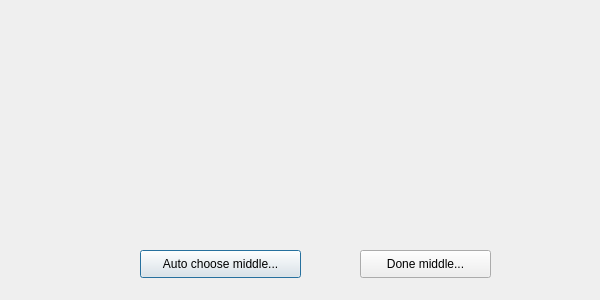
First picture: the form in nestDialog.ui, repository nathanesau-competitive/RookGame, before the edit.
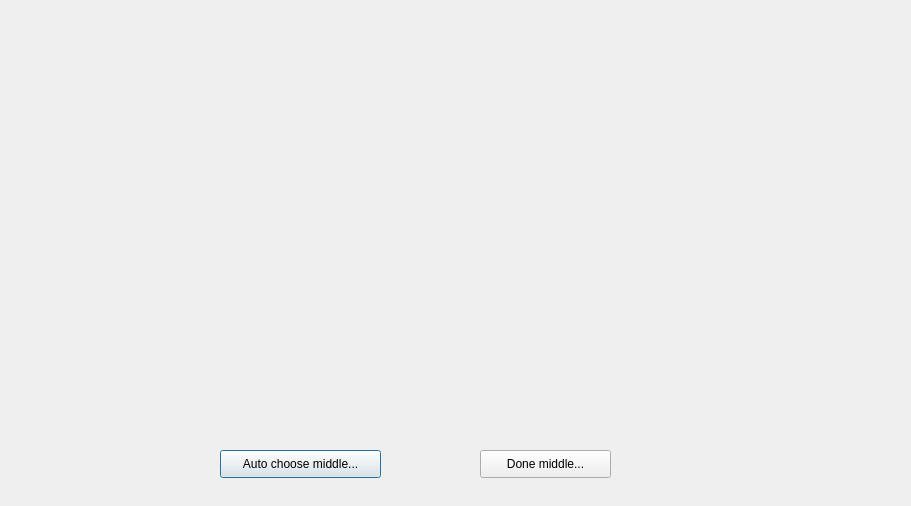
Second picture: the form after the edit.

```diff
--- a/nestDialog.ui
+++ b/nestDialog.ui
@@ -6,8 +6,8 @@
    <rect>
     <x>0</x>
     <y>0</y>
-    <width>600</width>
-    <height>300</height>
+    <width>911</width>
+    <height>506</height>
    </rect>
   </property>
   <property name="windowTitle">
@@ -16,8 +16,8 @@
   <widget class="QPushButton" name="autoChooseMiddleButton">
    <property name="geometry">
     <rect>
-     <x>140</x>
-     <y>250</y>
+     <x>220</x>
+     <y>450</y>
      <width>161</width>
      <height>28</height>
     </rect>
@@ -29,8 +29,8 @@
   <widget class="QPushButton" name="doneMiddleButton">
    <property name="geometry">
     <rect>
-     <x>360</x>
-     <y>250</y>
+     <x>480</x>
+     <y>450</y>
      <width>131</width>
      <height>28</height>
     </rect>
```
